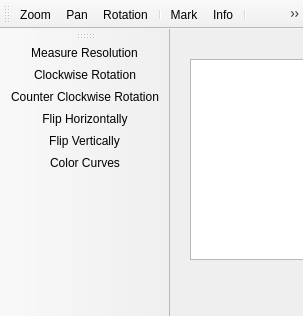
Above: ui/projectionplane.ui from jonasstein/clip before the change. Below: the same form after it.
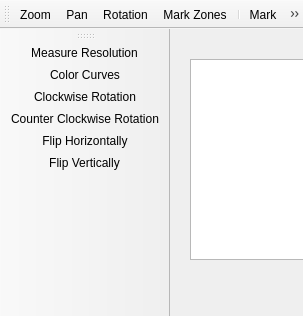
That is the form after the change. Icons and pictures are not drawn. Custom widgets are drawn as their Qt base class.

Commit message: Ported Projectionplane to QMainWidget ZoneItem could be added

Diff of the .ui file:
```diff
--- a/ui/projectionplane.ui
+++ b/ui/projectionplane.ui
@@ -65,6 +65,7 @@
    <addaction name="zoomAction"/>
    <addaction name="panAction"/>
    <addaction name="rotAction"/>
+   <addaction name="markZonesAction"/>
    <addaction name="separator"/>
    <addaction name="markAction"/>
    <addaction name="infoAction"/>
@@ -84,11 +85,11 @@
     <bool>false</bool>
    </attribute>
    <addaction name="rulerAction"/>
+   <addaction name="colorCurvesAction"/>
    <addaction name="rotCWAction"/>
    <addaction name="rotCCWAction"/>
    <addaction name="flipHAction"/>
    <addaction name="flipVAction"/>
-   <addaction name="colorCurvesAction"/>
   </widget>
   <action name="zoomAction">
    <property name="checkable">
@@ -237,6 +238,18 @@
     <string>Color Curves</string>
    </property>
   </action>
+  <action name="markZonesAction">
+   <property name="checkable">
+    <bool>true</bool>
+   </property>
+   <property name="icon">
+    <iconset resource="../icons/icons.qrc">
+     <normaloff>:/Projector.png</normaloff>:/Projector.png</iconset>
+   </property>
+   <property name="text">
+    <string>Mark Zones</string>
+   </property>
+  </action>
  </widget>
  <customwidgets>
   <customwidget>
```
Left out of the diff: 27 changed lines with no effect on the pictures. The commit also changes 19 other files.
